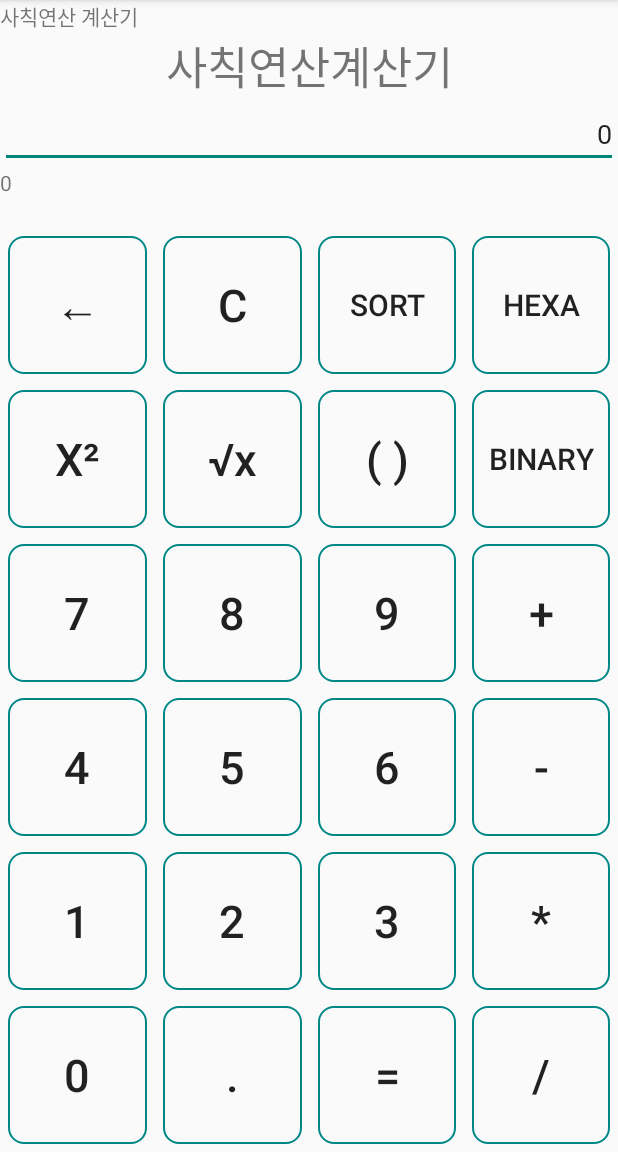
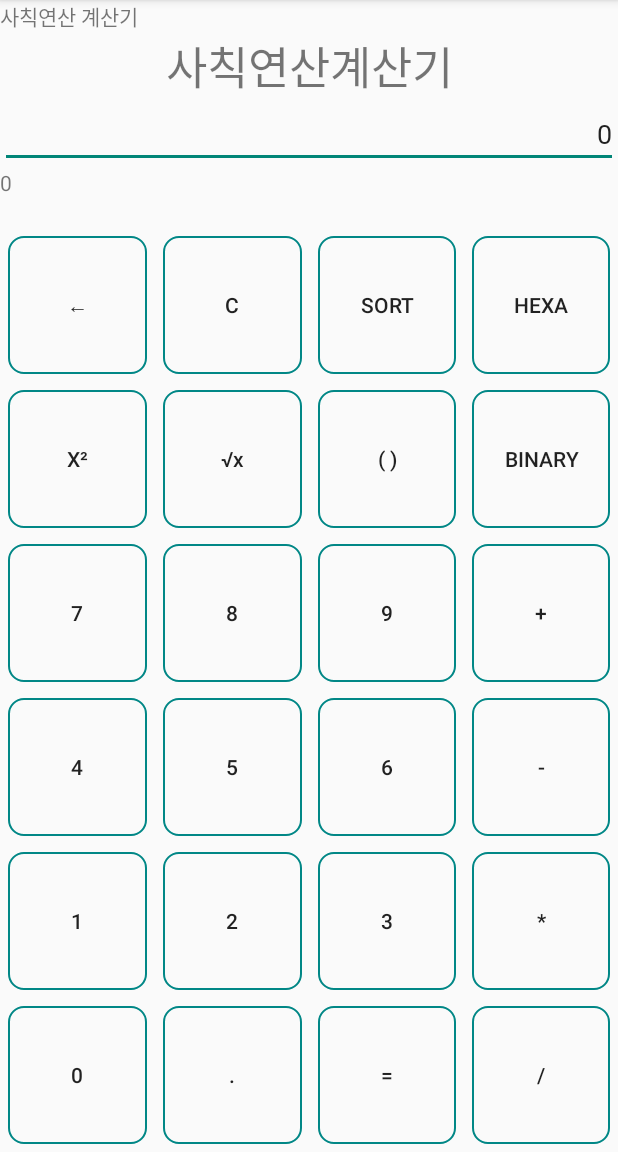
Before and after one commit to milttang/Calculator, an Android app: the screen it shows after launch (Arithmetics), on a phone screen of 412 x 824 dp, the part 84-1236 px from its top. Run offline under Robolectric (Android 15) with nearby library versions, the phone set to English and light mode, and no system bars.

Commit message:
05.09 Update

```diff
--- a/app/src/main/res/layout/activity_arithmetics.xml
+++ b/app/src/main/res/layout/activity_arithmetics.xml
@@ -70,8 +70,7 @@
                 android:layout_margin="5dp"
                 android:layout_weight="1"
                 android:background="@drawable/btn_color_selector"
-                android:text="←"
-                android:textSize="30dp" />
+                android:text="←" />
 
             <Button
                 android:id="@+id/sqr"
@@ -80,8 +79,7 @@
                 android:layout_margin="5dp"
                 android:layout_weight="1"
                 android:background="@drawable/btn_color_selector"
-                android:text="x²"
-                android:textSize="30dp" />
+                android:text="x²" />
 
             <Button
                 android:id="@+id/numBtn7"
@@ -90,8 +88,7 @@
                 android:layout_margin="5dp"
                 android:layout_weight="1"
                 android:background="@drawable/btn_color_selector"
-                android:text="7"
-                android:textSize="30dp" />
+                android:text="7" />
 
             <Button
                 android:id="@+id/numBtn4"
@@ -100,8 +97,7 @@
                 android:layout_margin="5dp"
                 android:layout_weight="1"
                 android:background="@drawable/btn_color_selector"
-                android:text="4"
-                android:textSize="30dp" />
+                android:text="4" />
 
             <Button
                 android:id="@+id/numBtn1"
@@ -110,8 +106,7 @@
                 android:layout_margin="5dp"
                 android:layout_weight="1"
                 android:background="@drawable/btn_color_selector"
-                android:text="1"
-                android:textSize="30dp" />
+                android:text="1" />
 
             <Button
                 android:id="@+id/numBtn0"
@@ -120,8 +115,7 @@
                 android:layout_margin="5dp"
                 android:layout_weight="1"
                 android:background="@drawable/btn_color_selector"
-                android:text="0"
-                android:textSize="30dp" />
+                android:text="0" />
         </LinearLayout>
 
         <LinearLayout
@@ -137,8 +131,7 @@
                 android:layout_margin="5dp"
                 android:layout_weight="1"
                 android:background="@drawable/btn_color_selector"
-                android:text="C"
-                android:textSize="30dp" />
+                android:text="C" />
 
             <Button
                 android:id="@+id/root"
@@ -148,8 +141,7 @@
                 android:layout_weight="1"
                 android:background="@drawable/btn_color_selector"
                 android:text="√x"
-                android:textAllCaps="false"
-                android:textSize="30dp" />
+                android:textAllCaps="false" />
 
             <Button
                 android:id="@+id/numBtn8"
@@ -158,8 +150,7 @@
                 android:layout_margin="5dp"
                 android:layout_weight="1"
                 android:background="@drawable/btn_color_selector"
-                android:text="8"
-                android:textSize="30dp" />
+                android:text="8" />
 
             <Button
                 android:id="@+id/numBtn5"
@@ -168,8 +159,7 @@
                 android:layout_margin="5dp"
                 android:layout_weight="1"
                 android:background="@drawable/btn_color_selector"
-                android:text="5"
-                android:textSize="30dp" />
+                android:text="5" />
 
             <Button
                 android:id="@+id/numBtn2"
@@ -178,8 +168,7 @@
                 android:layout_margin="5dp"
                 android:layout_weight="1"
                 android:background="@drawable/btn_color_selector"
-                android:text="2"
-                android:textSize="30dp" />
+                android:text="2" />
 
             <Button
                 android:id="@+id/comma"
@@ -188,8 +177,7 @@
                 android:layout_margin="5dp"
                 android:layout_weight="1"
                 android:background="@drawable/btn_color_selector"
-                android:text="."
-                android:textSize="30dp" />
+                android:text="." />
         </LinearLayout>
 
         <LinearLayout
@@ -205,8 +193,7 @@
                 android:layout_margin="5dp"
                 android:layout_weight="1"
                 android:background="@drawable/btn_color_selector"
-                android:text="sort"
-                android:textSize="20sp" />
+                android:text="sort" />
 
             <Button
                 android:id="@+id/bracket"
@@ -216,8 +203,7 @@
                 android:layout_weight="1"
                 android:background="@drawable/btn_color_selector"
                 android:text="( )"
-                android:textAllCaps="false"
-                android:textSize="30dp" />
+                android:textAllCaps="false" />
 
             <Button
                 android:id="@+id/numBtn9"
@@ -226,8 +212,7 @@
                 android:layout_margin="5dp"
                 android:layout_weight="1"
                 android:background="@drawable/btn_color_selector"
-                android:text="9"
-                android:textSize="30dp" />
+                android:text="9" />
 
             <Button
                 android:id="@+id/numBtn6"
@@ -236,8 +221,7 @@
                 android:layout_margin="5dp"
                 android:layout_weight="1"
                 android:background="@drawable/btn_color_selector"
-                android:text="6"
-                android:textSize="30dp" />
+                android:text="6" />
 
             <Button
                 android:id="@+id/numBtn3"
@@ -246,8 +230,7 @@
                 android:layout_margin="5dp"
                 android:layout_weight="1"
                 android:background="@drawable/btn_color_selector"
-                android:text="3"
-                android:textSize="30dp" />
+                android:text="3" />
 
             <Button
                 android:id="@+id/equla"
@@ -256,8 +239,7 @@
                 android:layout_margin="5dp"
                 android:layout_weight="1"
                 android:background="@drawable/btn_color_selector"
-                android:text="="
-                android:textSize="30dp" />
+                android:text="=" />
         </LinearLayout>
 
         <LinearLayout
@@ -273,8 +255,7 @@
                 android:layout_margin="5dp"
                 android:layout_weight="1"
                 android:background="@drawable/btn_color_selector"
-                android:text="Hexa"
-                android:textSize="20dp" />
+                android:text="Hexa" />
 
             <Button
                 android:id="@+id/binary"
@@ -283,8 +264,7 @@
                 android:layout_margin="5dp"
                 android:layout_weight="1"
                 android:background="@drawable/btn_color_selector"
-                android:text="Binary"
-                android:textSize="20dp"/>
+                android:text="Binary"/>
 
             <Button
                 android:id="@+id/addBtn"
@@ -293,8 +273,7 @@
                 android:layout_margin="5dp"
                 android:layout_weight="1"
                 android:background="@drawable/btn_color_selector"
-                android:text="+"
-                android:textSize="30dp" />
+                android:text="+" />
 
             <Button
                 android:id="@+id/subBtn"
@@ -303,8 +282,7 @@
                 android:layout_margin="5dp"
                 android:layout_weight="1"
                 android:background="@drawable/btn_color_selector"
-                android:text="-"
-                android:textSize="30dp" />
+                android:text="-" />
 
             <Button
                 android:id="@+id/mulBtn"
@@ -313,8 +291,7 @@
                 android:layout_margin="5dp"
                 android:layout_weight="1"
                 android:background="@drawable/btn_color_selector"
-                android:text="*"
-                android:textSize="30dp" />
+                android:text="*" />
 
             <Button
                 android:id="@+id/divBtn"
@@ -323,8 +300,7 @@
                 android:layout_margin="5dp"
                 android:layout_weight="1"
                 android:background="@drawable/btn_color_selector"
-                android:text="/"
-                android:textSize="30dp" />
+                android:text="/" />
         </LinearLayout>
 
     </LinearLayout>
```
Also changed, not shown: app/src/main/AndroidManifest.xml (+6 -12 lines), app/src/main/java/com/example/myapplication/Arithmetics_Change.java (+23 -7 lines), app/src/main/res/layout/activity_arithmetics_change.xml (+16 -32 lines).
